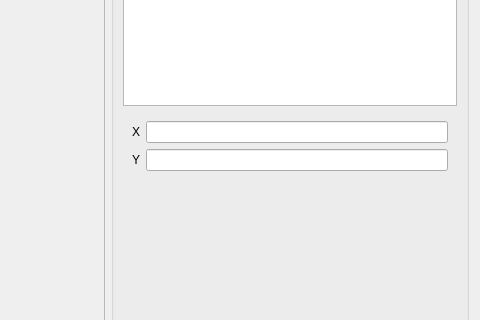
beenfhb/autoware, file ros/src/computing/perception/localization/packages/vmml/src/bin/dataset_browser/dataset_browser.ui: the form before one commit; both pictures show x 265 to 745 and y 178 to 498 of the 745 by 595 pixel window.
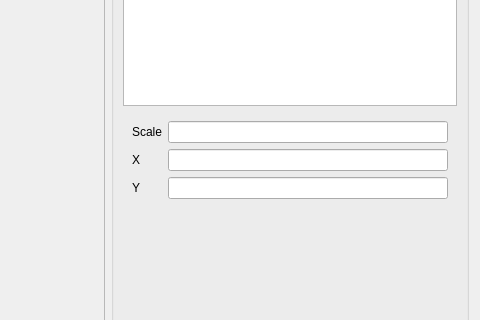
The form after the commit. Icons and pictures are not drawn. Custom widgets are drawn as their Qt base class.

The edit to the form file:
```diff
--- a/ros/src/computing/perception/localization/packages/vmml/src/bin/dataset_browser/dataset_browser.ui
+++ b/ros/src/computing/perception/localization/packages/vmml/src/bin/dataset_browser/dataset_browser.ui
@@ -103,34 +103,44 @@
           <item>
            <widget class="QWidget" name="widget" native="true">
             <layout class="QFormLayout" name="formLayout_3">
-             <item row="0" column="0">
+             <item row="1" column="0">
               <widget class="QLabel" name="label">
                <property name="text">
                 <string>X</string>
                </property>
               </widget>
              </item>
-             <item row="0" column="1">
+             <item row="1" column="1">
               <widget class="QLineEdit" name="xCoordPos">
                <property name="readOnly">
                 <bool>true</bool>
                </property>
               </widget>
              </item>
-             <item row="1" column="0">
+             <item row="2" column="0">
               <widget class="QLabel" name="label_2">
                <property name="text">
                 <string>Y</string>
                </property>
               </widget>
              </item>
-             <item row="1" column="1">
+             <item row="2" column="1">
               <widget class="QLineEdit" name="yCoordPos">
                <property name="readOnly">
                 <bool>true</bool>
                </property>
               </widget>
              </item>
+             <item row="0" column="0">
+              <widget class="QLabel" name="scaleLabel">
+               <property name="text">
+                <string>Scale</string>
+               </property>
+              </widget>
+             </item>
+             <item row="0" column="1">
+              <widget class="QLineEdit" name="scaleInput"/>
+             </item>
             </layout>
            </widget>
           </item>
```
